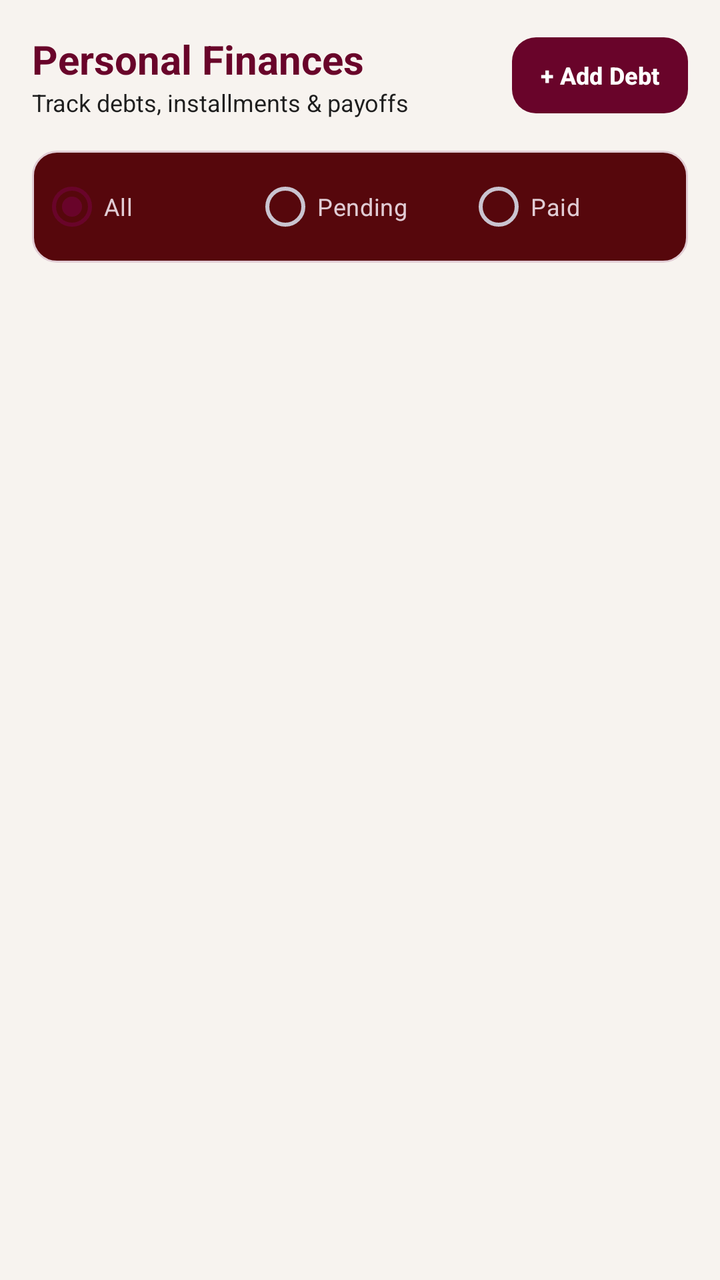
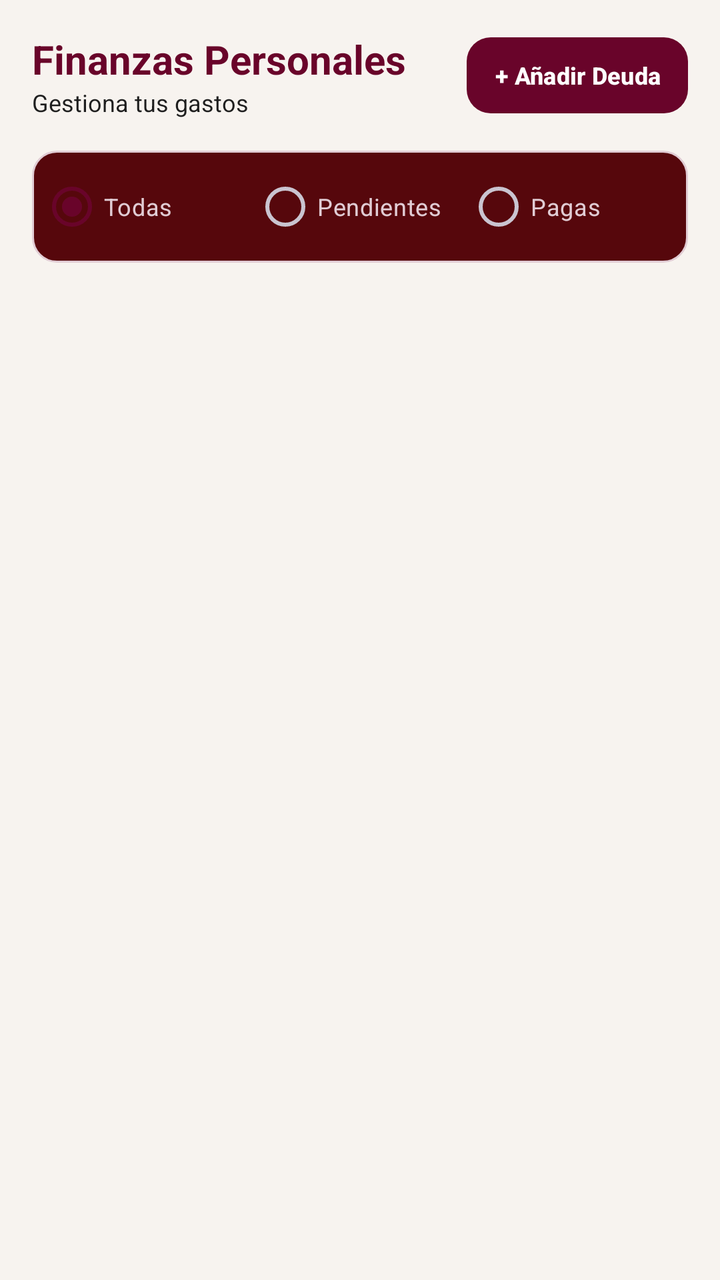

Before-and-after screenshots of an Android layout around one commit, followed by the original layout XML and the change that was made.
<!-- AndroidManifest.xml: application theme Theme.Freyr -->
<!-- res/layout/fragment_personal_finances.xml -->
<?xml version="1.0" encoding="utf-8"?>
<LinearLayout xmlns:android="http://schemas.android.com/apk/res/android"
    xmlns:app="http://schemas.android.com/apk/res-auto"
    android:layout_width="match_parent"
    android:layout_height="match_parent"
    android:orientation="vertical"
    android:background="@color/freyr_background">

    
    <LinearLayout
        android:layout_width="match_parent"
        android:layout_height="wrap_content"
        android:orientation="horizontal"
        android:gravity="center_vertical"
        android:padding="16dp">

        <LinearLayout
            android:layout_width="0dp"
            android:layout_height="wrap_content"
            android:layout_weight="1"
            android:orientation="vertical">

            <TextView
                android:layout_width="wrap_content"
                android:layout_height="wrap_content"
                android:text="Personal Finances"
                android:textColor="@color/freyr_primary"
                android:textSize="20sp"
                android:textStyle="bold" />

            <TextView
                android:layout_width="wrap_content"
                android:layout_height="wrap_content"
                android:text="Track debts, installments &amp; payoffs"
                android:textColor="@color/freyr_card_bg"
                android:textSize="12sp" />
        </LinearLayout>

        <Button
            android:id="@+id/btn_add_personal_debt"
            android:layout_width="wrap_content"
            android:layout_height="38dp"
            android:text="+ Add Debt"
            android:textSize="12sp"
            android:textStyle="bold"
            android:background="@drawable/bg_button_primary"
            android:textColor="#FFFFFF"
            android:paddingStart="14dp"
            android:paddingEnd="14dp"
            app:backgroundTint="@null" />
    </LinearLayout>

    
    <RadioGroup
        android:id="@+id/rg_debt_filter"
        android:layout_width="match_parent"
        android:layout_height="wrap_content"
        android:orientation="horizontal"
        android:background="@drawable/bg_button_secondary"
        android:padding="4dp"
        android:layout_marginStart="16dp"
        android:layout_marginEnd="16dp"
        android:layout_marginBottom="12dp">

        <RadioButton
            android:id="@+id/rb_filter_all"
            android:layout_width="0dp"
            android:layout_height="wrap_content"
            android:layout_weight="1"
            android:text="All"
            android:checked="true"
            android:textSize="12sp"
            android:textColor="@color/freyr_text_primary"
            android:buttonTint="@color/freyr_primary" />

        <RadioButton
            android:id="@+id/rb_filter_pending"
            android:layout_width="0dp"
            android:layout_height="wrap_content"
            android:layout_weight="1"
            android:text="Pending"
            android:textSize="12sp"
            android:textColor="@color/freyr_text_primary"
            android:buttonTint="@color/freyr_primary" />

        <RadioButton
            android:id="@+id/rb_filter_paid"
            android:layout_width="0dp"
            android:layout_height="wrap_content"
            android:layout_weight="1"
            android:text="Paid"
            android:textSize="12sp"
            android:textColor="@color/freyr_text_primary"
            android:buttonTint="@color/freyr_primary" />
    </RadioGroup>

    
    <androidx.recyclerview.widget.RecyclerView
        android:id="@+id/rv_personal_debts"
        android:layout_width="match_parent"
        android:layout_height="match_parent"
        android:paddingStart="16dp"
        android:paddingEnd="16dp"
        android:clipToPadding="false" />

</LinearLayout>
<!-- resources referenced by this layout -->
<resources>
  <color name="freyr_background">#F7F3EF</color>
  <color name="freyr_card_bg">#1E1E1E</color>
  <color name="freyr_primary">#69042A</color>
  <color name="freyr_text_primary">#E1CCD4</color>
  <!-- drawable bg_button_primary (drawable) -->
  <?xml version="1.0" encoding="utf-8"?>
  <ripple xmlns:android="http://schemas.android.com/apk/res/android"
      android:color="#33FFFFFF">
      <item>
          <shape android:shape="rectangle">
              <corners android:radius="12dp" />
              <solid android:color="@color/freyr_primary" />
          </shape>
      </item>
  </ripple>
  <!-- drawable bg_button_secondary (drawable) -->
  <?xml version="1.0" encoding="utf-8"?>
  <ripple xmlns:android="http://schemas.android.com/apk/res/android"
      android:color="#33E1CCD4">
      <item>
          <shape android:shape="rectangle">
              <corners android:radius="12dp" />
              <solid android:color="@color/freyr_surface" />
              <stroke android:width="1dp" android:color="@color/freyr_secondary" />
          </shape>
      </item>
  </ripple>
  <style name="Theme.Freyr" parent="Theme.Material3.Dark.NoActionBar">
          
          <item name="colorPrimary">@color/freyr_primary</item>
          <item name="colorPrimaryDark">@color/freyr_primary_dark</item>
          <item name="colorSecondary">@color/freyr_secondary</item>
          <item name="colorOnPrimary">#FFFFFF</item>
          <item name="colorOnSecondary">@color/freyr_primary</item>
  
          
          <item name="android:colorBackground">@color/freyr_background</item>
          <item name="colorSurface">@color/freyr_surface</item>
          <item name="colorOnSurface">@color/freyr_text_primary</item>
  
          
          <item name="android:statusBarColor">@color/freyr_background</item>
          <item name="android:windowLightStatusBar">false</item>
          <item name="android:navigationBarColor">@color/freyr_background</item>
          <item name="android:windowLightNavigationBar">false</item>
          
          
          <item name="android:textColor">@color/freyr_text_primary</item>
          <item name="android:textColorHint">@color/freyr_text_secondary</item>
          <item name="colorControlNormal">@color/freyr_secondary</item>
          <item name="colorControlActivated">@color/freyr_primary</item>
      </style>
  <color name="freyr_surface">#56070C</color>
  <color name="freyr_secondary">#E1CCD4</color>
  <color name="freyr_primary_dark">#4A031E</color>
  <color name="freyr_text_secondary">#F6F5CFD4</color>
</resources>

<!-- the commit's change to res/layout/fragment_personal_finances.xml (unified diff, before → after) -->
@@ -23,7 +23,7 @@
             <TextView
                 android:layout_width="wrap_content"
                 android:layout_height="wrap_content"
-                android:text="Personal Finances"
+                android:text="Finanzas Personales"
                 android:textColor="@color/freyr_primary"
                 android:textSize="20sp"
                 android:textStyle="bold" />
@@ -31,7 +31,7 @@
             <TextView
                 android:layout_width="wrap_content"
                 android:layout_height="wrap_content"
-                android:text="Track debts, installments &amp; payoffs"
+                android:text="Gestiona tus gastos"
                 android:textColor="@color/freyr_card_bg"
                 android:textSize="12sp" />
         </LinearLayout>
@@ -40,13 +40,13 @@
             android:id="@+id/btn_add_personal_debt"
             android:layout_width="wrap_content"
             android:layout_height="38dp"
-            android:text="+ Add Debt"
+            android:background="@drawable/bg_button_primary"
+            android:paddingStart="14dp"
+            android:paddingEnd="14dp"
+            android:text="+ Añadir Deuda"
+            android:textColor="#FFFFFF"
             android:textSize="12sp"
             android:textStyle="bold"
-            android:background="@drawable/bg_button_primary"
-            android:textColor="#FFFFFF"
-            android:paddingStart="14dp"
-            android:paddingEnd="14dp"
             app:backgroundTint="@null" />
     </LinearLayout>
 
@@ -67,31 +67,31 @@
             android:layout_width="0dp"
             android:layout_height="wrap_content"
             android:layout_weight="1"
-            android:text="All"
+            android:buttonTint="@color/freyr_primary"
             android:checked="true"
-            android:textSize="12sp"
+            android:text="Todas"
             android:textColor="@color/freyr_text_primary"
-            android:buttonTint="@color/freyr_primary" />
+            android:textSize="12sp" />
 
         <RadioButton
             android:id="@+id/rb_filter_pending"
             android:layout_width="0dp"
             android:layout_height="wrap_content"
             android:layout_weight="1"
-            android:text="Pending"
-            android:textSize="12sp"
+            android:buttonTint="@color/freyr_primary"
+            android:text="Pendientes"
             android:textColor="@color/freyr_text_primary"
-            android:buttonTint="@color/freyr_primary" />
+            android:textSize="12sp" />
 
         <RadioButton
             android:id="@+id/rb_filter_paid"
             android:layout_width="0dp"
             android:layout_height="wrap_content"
             android:layout_weight="1"
-            android:text="Paid"
-            android:textSize="12sp"
+            android:buttonTint="@color/freyr_primary"
+            android:text="Pagas"
             android:textColor="@color/freyr_text_primary"
-            android:buttonTint="@color/freyr_primary" />
+            android:textSize="12sp" />
     </RadioGroup>
 
     
